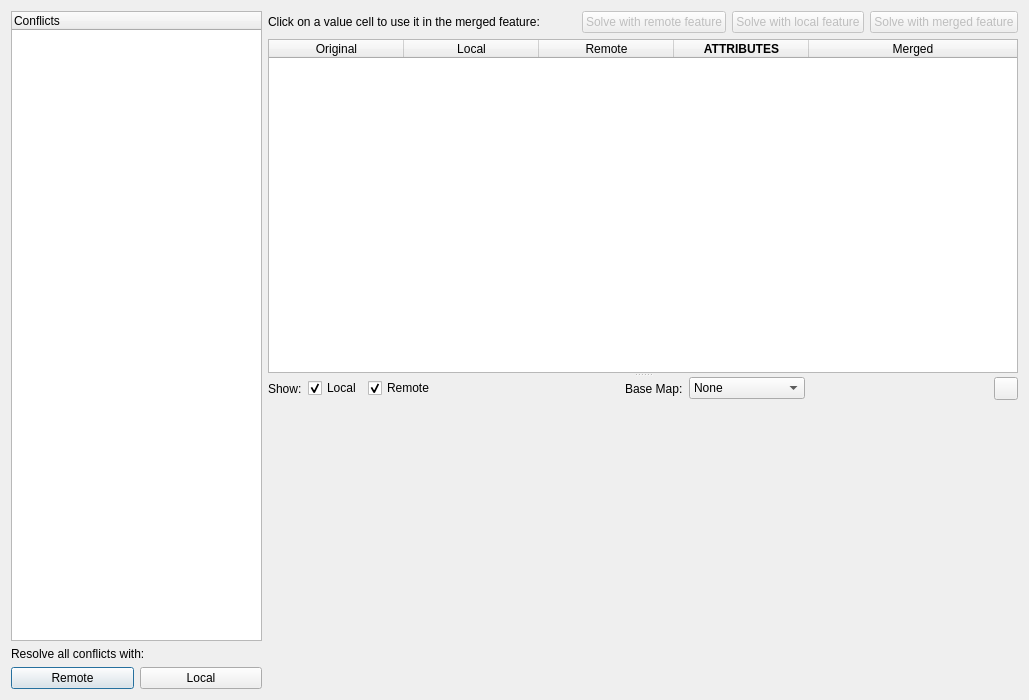
This is geogig/ui/conflictdialog.ui in boundlessgeo/qgis-geogiglight-plugin as Qt 5 draws it before an edit. The edited form follows.
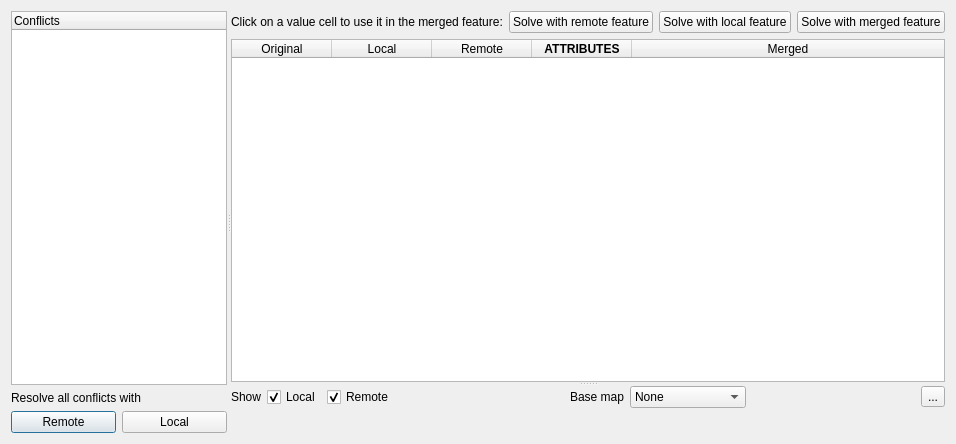
This is the edited form. Icons and pictures are not drawn.

Commit message: improve UI of the conflict dialog

Patch:
```diff
--- a/geogig/ui/conflictdialog.ui
+++ b/geogig/ui/conflictdialog.ui
@@ -6,58 +6,23 @@
    <rect>
     <x>0</x>
     <y>0</y>
-    <width>1029</width>
-    <height>700</height>
+    <width>956</width>
+    <height>444</height>
    </rect>
   </property>
-  <property name="sizePolicy">
-   <sizepolicy hsizetype="MinimumExpanding" vsizetype="MinimumExpanding">
-    <horstretch>0</horstretch>
-    <verstretch>0</verstretch>
-   </sizepolicy>
-  </property>
-  <property name="minimumSize">
-   <size>
-    <width>600</width>
-    <height>700</height>
-   </size>
-  </property>
   <property name="windowTitle">
    <string>Merge Conflicts</string>
   </property>
-  <layout class="QHBoxLayout" name="horizontalLayout">
+  <layout class="QVBoxLayout" name="verticalLayout">
    <item>
-    <widget class="QWidget" name="widget" native="true">
-     <property name="maximumSize">
-      <size>
-       <width>300</width>
-       <height>16777215</height>
-      </size>
+    <widget class="QSplitter" name="splitter_2">
+     <property name="orientation">
+      <enum>Qt::Horizontal</enum>
      </property>
-     <layout class="QVBoxLayout" name="verticalLayout_3">
-      <property name="margin">
-       <number>0</number>
-      </property>
-      <item>
+     <widget class="QWidget" name="layoutWidget">
+      <layout class="QGridLayout" name="gridLayout_2">
+       <item row="0" column="0" colspan="2">
        <widget class="QTreeWidget" name="conflictsTree">
-        <property name="sizePolicy">
-         <sizepolicy hsizetype="Expanding" vsizetype="Expanding">
-          <horstretch>0</horstretch>
-          <verstretch>0</verstretch>
-         </sizepolicy>
-        </property>
-        <property name="minimumSize">
-         <size>
-          <width>200</width>
-          <height>200</height>
-         </size>
-        </property>
-        <property name="maximumSize">
-         <size>
-          <width>232131</width>
-          <height>321321</height>
-         </size>
-        </property>
         <property name="alternatingRowColors">
          <bool>true</bool>
         </property>
@@ -71,156 +36,65 @@
         </column>
        </widget>
       </item>
-      <item>
-       <widget class="QLabel" name="label">
-        <property name="text">
-         <string>Resolve all conflicts with:</string>
-        </property>
-       </widget>
-      </item>
-      <item>
-       <layout class="QHBoxLayout" name="horizontalLayout_3">
-        <item>
+       <item row="2" column="0">
          <widget class="QPushButton" name="solveAllRemoteButton">
           <property name="text">
            <string>Remote</string>
           </property>
          </widget>
         </item>
-        <item>
+       <item row="2" column="1">
          <widget class="QPushButton" name="solveAllLocalButton">
           <property name="text">
            <string>Local</string>
           </property>
          </widget>
         </item>
-       </layout>
+       <item row="1" column="0" colspan="2">
+        <widget class="QLabel" name="label">
+         <property name="text">
+          <string>Resolve all conflicts with</string>
+         </property>
+        </widget>
       </item>
      </layout>
     </widget>
-   </item>
-   <item>
-    <layout class="QVBoxLayout" name="verticalLayout">
-     <item>
-      <layout class="QHBoxLayout" name="horizontalLayout_4">
-       <item>
-        <widget class="QLabel" name="label_7">
-         <property name="sizePolicy">
-          <sizepolicy hsizetype="Preferred" vsizetype="Fixed">
-           <horstretch>0</horstretch>
-           <verstretch>0</verstretch>
-          </sizepolicy>
-         </property>
+     <widget class="QSplitter" name="splitter">
+      <property name="orientation">
+       <enum>Qt::Vertical</enum>
+      </property>
+      <widget class="QWidget" name="layoutWidget">
+       <layout class="QGridLayout" name="gridLayout">
+        <item row="0" column="0">
+         <widget class="QLabel" name="label_2">
          <property name="text">
           <string>Click on a value cell to use it in the merged feature:</string>
          </property>
         </widget>
        </item>
-       <item>
-        <spacer name="horizontalSpacer">
-         <property name="orientation">
-          <enum>Qt::Horizontal</enum>
-         </property>
-         <property name="sizeHint" stdset="0">
-          <size>
-           <width>40</width>
-           <height>20</height>
-          </size>
-         </property>
-        </spacer>
-       </item>
-       <item>
+        <item row="0" column="1">
         <widget class="QPushButton" name="solveRemoteButton">
-         <property name="enabled">
-          <bool>false</bool>
-         </property>
          <property name="text">
           <string>Solve with remote feature</string>
          </property>
         </widget>
        </item>
-       <item>
+        <item row="0" column="2">
         <widget class="QPushButton" name="solveLocalButton">
-         <property name="enabled">
-          <bool>false</bool>
-         </property>
          <property name="text">
           <string>Solve with local feature</string>
          </property>
         </widget>
        </item>
-       <item>
+        <item row="0" column="3">
         <widget class="QPushButton" name="solveButton">
-         <property name="enabled">
-          <bool>false</bool>
-         </property>
          <property name="text">
           <string>Solve with merged feature</string>
          </property>
-         <property name="iconSize">
-          <size>
-           <width>16</width>
-           <height>16</height>
-          </size>
-         </property>
-        </widget>
-       </item>
-      </layout>
-     </item>
-     <item>
-      <widget class="QSplitter" name="splitter">
-       <property name="orientation">
-        <enum>Qt::Vertical</enum>
-       </property>
-       <property name="opaqueResize">
-        <bool>true</bool>
-       </property>
+         </widget>
+        </item>
+        <item row="1" column="0" colspan="4">
        <widget class="QTableWidget" name="attributesTable">
-        <property name="sizePolicy">
-         <sizepolicy hsizetype="Fixed" vsizetype="Maximum">
-          <horstretch>0</horstretch>
-          <verstretch>0</verstretch>
-         </sizepolicy>
-        </property>
-        <property name="minimumSize">
-         <size>
-          <width>250</width>
-          <height>250</height>
-         </size>
-        </property>
-        <property name="maximumSize">
-         <size>
-          <width>1000</width>
-          <height>16777215</height>
-         </size>
-        </property>
-        <property name="verticalScrollBarPolicy">
-         <enum>Qt::ScrollBarAsNeeded</enum>
-        </property>
-        <property name="horizontalScrollBarPolicy">
-         <enum>Qt::ScrollBarAsNeeded</enum>
-        </property>
-        <property name="showDropIndicator" stdset="0">
-         <bool>false</bool>
-        </property>
-        <property name="dragDropOverwriteMode">
-         <bool>false</bool>
-        </property>
-        <property name="alternatingRowColors">
-         <bool>false</bool>
-        </property>
-        <property name="selectionMode">
-         <enum>QAbstractItemView::NoSelection</enum>
-        </property>
-        <property name="selectionBehavior">
-         <enum>QAbstractItemView::SelectRows</enum>
-        </property>
-        <property name="showGrid">
-         <bool>true</bool>
-        </property>
-        <property name="gridStyle">
-         <enum>Qt::DotLine</enum>
-        </property>
         <property name="sortingEnabled">
          <bool>true</bool>
         </property>
@@ -230,9 +104,6 @@
         <attribute name="horizontalHeaderCascadingSectionResizes">
          <bool>true</bool>
         </attribute>
-        <attribute name="horizontalHeaderDefaultSectionSize">
-         <number>135</number>
-        </attribute>
         <attribute name="horizontalHeaderMinimumSectionSize">
          <number>30</number>
         </attribute>
@@ -242,65 +113,20 @@
         <attribute name="verticalHeaderVisible">
          <bool>false</bool>
         </attribute>
-        <attribute name="verticalHeaderCascadingSectionResizes">
-         <bool>false</bool>
-        </attribute>
-        <attribute name="verticalHeaderStretchLastSection">
-         <bool>false</bool>
-        </attribute>
         <column>
          <property name="text">
           <string>Original</string>
          </property>
-         <property name="textAlignment">
-          <set>AlignHCenter|AlignVCenter|AlignCenter</set>
-         </property>
         </column>
         <column>
          <property name="text">
           <string>Local</string>
          </property>
-         <property name="font">
-          <font>
-           <weight>50</weight>
-           <bold>false</bold>
-          </font>
-         </property>
-         <property name="textAlignment">
-          <set>AlignHCenter|AlignVCenter|AlignCenter</set>
-         </property>
-         <property name="foreground">
-          <brush brushstyle="SolidPattern">
-           <color alpha="255">
-            <red>0</red>
-            <green>0</green>
-            <blue>0</blue>
-           </color>
-          </brush>
-         </property>
         </column>
         <column>
          <property name="text">
           <string>Remote</string>
          </property>
-         <property name="font">
-          <font>
-           <weight>50</weight>
-           <bold>false</bold>
-          </font>
-         </property>
-         <property name="textAlignment">
-          <set>AlignHCenter|AlignTop</set>
-         </property>
-         <property name="foreground">
-          <brush brushstyle="SolidPattern">
-           <color alpha="255">
-            <red>0</red>
-            <green>0</green>
-            <blue>0</blue>
-           </color>
-          </brush>
-         </property>
         </column>
         <column>
          <property name="text">
@@ -310,63 +136,28 @@
           <font>
            <weight>75</weight>
            <bold>true</bold>
-           <kerning>true</kerning>
-          </font>
-         </property>
-         <property name="background">
-          <color alpha="0">
-           <red>0</red>
-           <green>0</green>
-           <blue>0</blue>
-          </color>
-         </property>
-         <property name="foreground">
-          <brush brushstyle="SolidPattern">
-           <color alpha="255">
-            <red>0</red>
-            <green>0</green>
-            <blue>0</blue>
-           </color>
-          </brush>
-         </property>
+            </font>
+           </property>
         </column>
         <column>
          <property name="text">
           <string>Merged</string>
          </property>
-         <property name="font">
-          <font>
-           <weight>50</weight>
-           <italic>false</italic>
-           <bold>false</bold>
-          </font>
-         </property>
-         <property name="textAlignment">
-          <set>AlignHCenter|AlignVCenter|AlignCenter</set>
-         </property>
-         <property name="foreground">
-          <brush brushstyle="SolidPattern">
-           <color alpha="255">
-            <red>0</red>
-            <green>0</green>
-            <blue>0</blue>
-           </color>
-          </brush>
-         </property>
-        </column>
-       </widget>
+          </column>
+         </widget>
+        </item>
+       </layout>
+      </widget>
        <widget class="QWidget" name="layoutWidget">
-        <layout class="QVBoxLayout" name="verticalLayout_11">
-         <item>
-          <layout class="QHBoxLayout" name="horizontalLayout_10">
-           <item>
-            <widget class="QLabel" name="label_9">
+       <layout class="QGridLayout" name="gridLayout_3">
+        <item row="0" column="0">
+         <widget class="QLabel" name="label_3">
              <property name="text">
-              <string>Show:</string>
+           <string>Show</string>
              </property>
             </widget>
            </item>
-           <item>
+        <item row="0" column="1">
             <widget class="QCheckBox" name="showLocalCheck">
              <property name="text">
               <string>Local</string>
@@ -376,7 +167,7 @@
              </property>
             </widget>
            </item>
-           <item>
+        <item row="0" column="2">
             <widget class="QCheckBox" name="showRemoteCheck">
              <property name="text">
               <string>Remote</string>
@@ -386,8 +177,8 @@
              </property>
             </widget>
            </item>
-           <item>
-            <spacer name="horizontalSpacer_5">
+        <item row="0" column="3">
+         <spacer name="horizontalSpacer">
              <property name="orientation">
               <enum>Qt::Horizontal</enum>
              </property>
@@ -399,14 +190,14 @@
              </property>
             </spacer>
            </item>
-           <item>
-            <widget class="QLabel" name="label_2">
+        <item row="0" column="4">
+         <widget class="QLabel" name="label_4">
              <property name="text">
-              <string>Base Map:</string>
+           <string>Base map</string>
              </property>
             </widget>
            </item>
-           <item>
+        <item row="0" column="5">
             <widget class="QComboBox" name="baseMapCombo">
              <item>
               <property name="text">
@@ -425,8 +216,8 @@
              </item>
             </widget>
            </item>
-           <item>
-            <spacer name="horizontalSpacer_8">
+        <item row="0" column="6">
+         <spacer name="horizontalSpacer_2">
              <property name="orientation">
               <enum>Qt::Horizontal</enum>
              </property>
@@ -438,40 +229,20 @@
              </property>
             </spacer>
            </item>
-           <item>
+        <item row="0" column="7">
             <widget class="QToolButton" name="zoomButton">
              <property name="text">
-              <string/>
-             </property>
-             <property name="icon">
-              <iconset>
-               <normaloff>:/icon/zoom-extent.png</normaloff>:/icon/zoom-extent.png</iconset>
-             </property>
-            </widget>
-           </item>
-          </layout>
-         </item>
-         <item>
-          <widget class="QWidget" name="canvasWidget" native="true">
-           <property name="sizePolicy">
-            <sizepolicy hsizetype="Preferred" vsizetype="Expanding">
-             <horstretch>0</horstretch>
-             <verstretch>0</verstretch>
-            </sizepolicy>
-           </property>
-           <property name="minimumSize">
-            <size>
-             <width>0</width>
-             <height>150</height>
-            </size>
-           </property>
-          </widget>
-         </item>
+           <string>...</string>
+          </property>
+         </widget>
+        </item>
+        <item row="1" column="0" colspan="8">
+         <widget class="QWidget" name="canvasWidget" native="true"/>
+        </item>
         </layout>
        </widget>
       </widget>
-     </item>
-    </layout>
+    </widget>
    </item>
   </layout>
  </widget>
```
Lines whose indentation alone changed are shown as unchanged.
